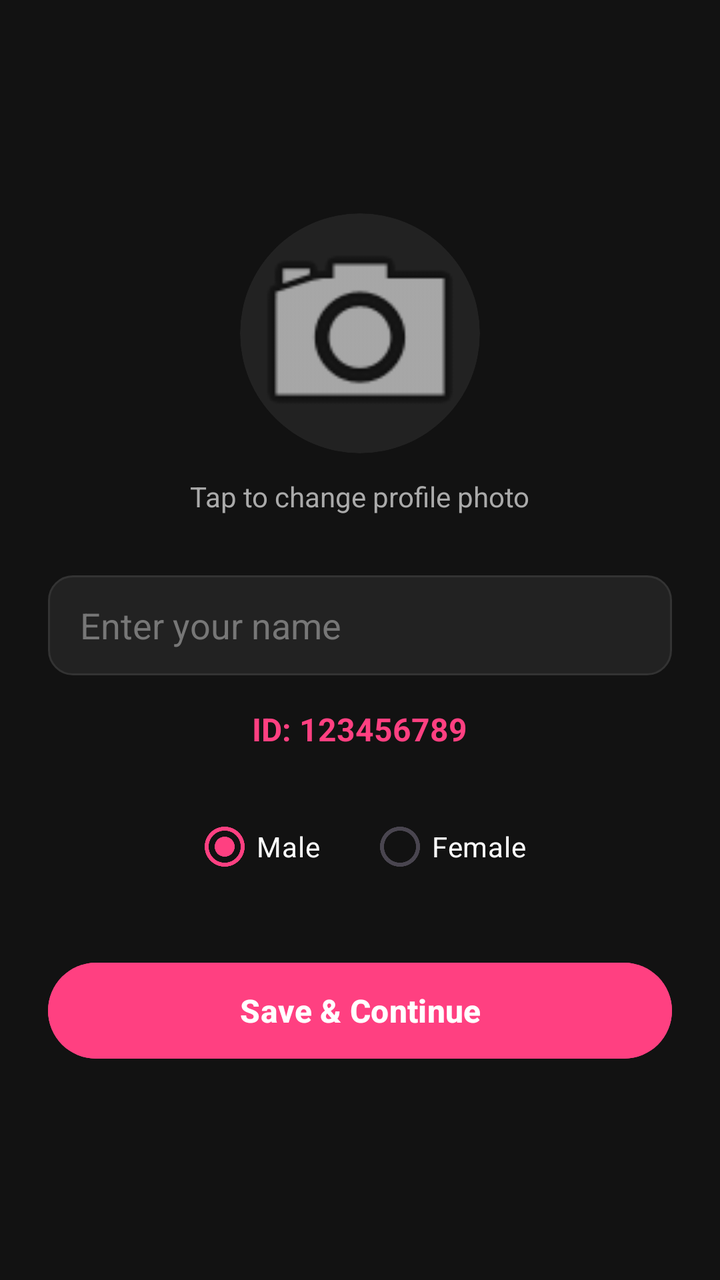
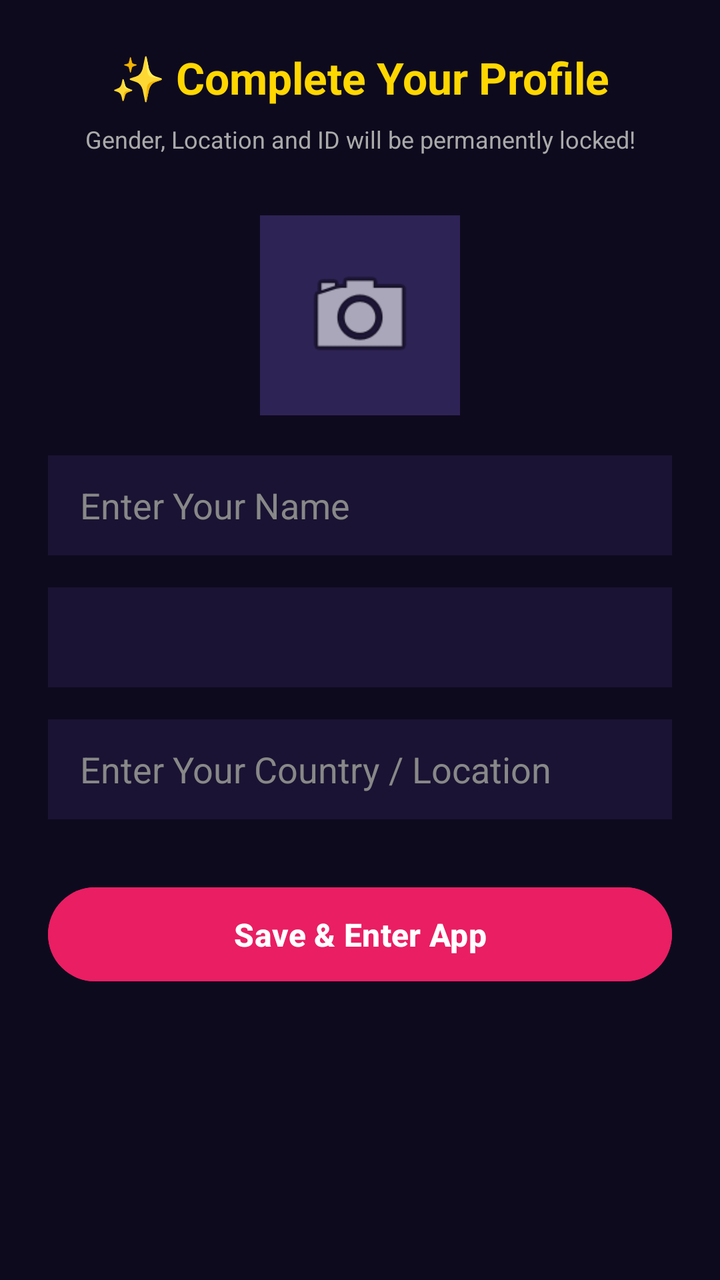

An Android layout rendered at two revisions. The XML below is the earlier revision; the diff shows what the commit changed to produce the second picture.
<!-- AndroidManifest.xml: application theme Theme.SRVoiceChat -->
<!-- res/layout/activity_edit_profile.xml -->
<?xml version="1.0" encoding="utf-8"?>
<LinearLayout xmlns:android="http://schemas.android.com/apk/res/android"
    xmlns:app="http://schemas.android.com/apk/res-auto"
    android:layout_width="match_parent"
    android:layout_height="match_parent"
    android:background="#121212"
    android:gravity="center"
    android:orientation="vertical"
    android:padding="24dp">

    
    <androidx.cardview.widget.CardView
        android:layout_width="120dp"
        android:layout_height="120dp"
        android:layout_gravity="center"
        app:cardCornerRadius="60dp"
        app:cardElevation="0dp"
        android:backgroundTint="#222222"
        android:layout_marginBottom="12dp">

        <ImageView
            android:id="@+id/profileImage"
            android:layout_width="match_parent"
            android:layout_height="match_parent"
            android:scaleType="centerCrop"
            android:src="@android:drawable/ic_menu_camera" />
    </androidx.cardview.widget.CardView>

    <TextView
        android:layout_width="wrap_content"
        android:layout_height="wrap_content"
        android:text="Tap to change profile photo"
        android:textSize="14sp"
        android:textColor="#AAAAAA"
        android:layout_marginBottom="30dp"/>

    <EditText
        android:id="@+id/editName"
        android:layout_width="match_parent"
        android:layout_height="50dp"
        android:background="@drawable/edittext_background"
        android:hint="Enter your name"
        android:textColor="#FFFFFF"
        android:textColorHint="#777777"
        android:paddingHorizontal="16dp"
        android:layout_marginBottom="16dp"/>

    <TextView
        android:id="@+id/textUserId"
        android:layout_width="wrap_content"
        android:layout_height="wrap_content"
        android:text="ID: 123456789"
        android:textSize="16sp"
        android:textStyle="bold"
        android:textColor="#FF4081"
        android:layout_marginBottom="24dp"/>

    <RadioGroup
        android:id="@+id/genderGroup"
        android:layout_width="wrap_content"
        android:layout_height="wrap_content"
        android:orientation="horizontal"
        android:layout_marginBottom="30dp">

        <RadioButton
            android:id="@+id/radioMale"
            android:layout_width="wrap_content"
            android:layout_height="wrap_content"
            android:text="Male"
            android:textColor="#FFFFFF"
            android:buttonTint="#FF4081"
            android:checked="true"
            android:layout_marginRight="24dp"/>

        <RadioButton
            android:id="@+id/radioFemale"
            android:layout_width="wrap_content"
            android:layout_height="wrap_content"
            android:text="Female"
            android:textColor="#FFFFFF"
            android:buttonTint="#FF4081"/>
    </RadioGroup>

    <Button
        android:id="@+id/btnSave"
        android:layout_width="match_parent"
        android:layout_height="56dp"
        android:text="Save &amp; Continue"
        android:textSize="16sp"
        android:textStyle="bold"
        android:textColor="#FFFFFF"
        android:backgroundTint="#FF4081"/>

</LinearLayout>
<!-- resources referenced by this layout -->
<resources>
  <!-- drawable edittext_background (drawable) -->
  <?xml version="1.0" encoding="utf-8"?>
  <shape xmlns:android="http://schemas.android.com/apk/res/android"
      android:shape="rectangle">
      <solid android:color="#222222" />
      <corners android:radius="12dp" />
      <stroke android:width="1dp" android:color="#333333" />
  </shape>
  <style name="Theme.SRVoiceChat" parent="Theme.Material3.DayNight.NoActionBar">
          <item name="colorPrimary">#FF4081</item>
          <item name="android:statusBarColor">#FF4081</item>
          <item name="android:windowLightStatusBar">true</item>
      </style>
</resources>

<!-- the commit's change to res/layout/activity_edit_profile.xml (unified diff, before → after) -->
@@ -1,94 +1,84 @@
 <?xml version="1.0" encoding="utf-8"?>
 <LinearLayout xmlns:android="http://schemas.android.com/apk/res/android"
-    xmlns:app="http://schemas.android.com/apk/res-auto"
     android:layout_width="match_parent"
     android:layout_height="match_parent"
-    android:background="#121212"
-    android:gravity="center"
     android:orientation="vertical"
-    android:padding="24dp">
-
-    
-    <androidx.cardview.widget.CardView
-        android:layout_width="120dp"
-        android:layout_height="120dp"
-        android:layout_gravity="center"
-        app:cardCornerRadius="60dp"
-        app:cardElevation="0dp"
-        android:backgroundTint="#222222"
-        android:layout_marginBottom="12dp">
-
-        <ImageView
-            android:id="@+id/profileImage"
-            android:layout_width="match_parent"
-            android:layout_height="match_parent"
-            android:scaleType="centerCrop"
-            android:src="@android:drawable/ic_menu_camera" />
-    </androidx.cardview.widget.CardView>
+    android:background="#0E0A1E"
+    android:padding="24dp"
+    android:gravity="center_horizontal">
 
     <TextView
         android:layout_width="wrap_content"
         android:layout_height="wrap_content"
-        android:text="Tap to change profile photo"
-        android:textSize="14sp"
+        android:text="✨ Complete Your Profile"
+        android:textColor="#FFD700"
+        android:textSize="22sp"
+        android:textStyle="bold"
+        android:layout_marginBottom="8dp"/>
+
+    <TextView
+        android:layout_width="wrap_content"
+        android:layout_height="wrap_content"
+        android:text="Gender, Location and ID will be permanently locked!"
         android:textColor="#AAAAAA"
-        android:layout_marginBottom="30dp"/>
+        android:textSize="12sp"
+        android:layout_marginBottom="30dp"
+        android:gravity="center"/>
 
+    
+    <ImageView
+        android:id="@+id/imgProfilePic"
+        android:layout_width="100dp"
+        android:layout_height="100dp"
+        android:src="@android:drawable/ic_menu_camera"
+        android:background="#2E2355"
+        android:scaleType="centerCrop"
+        android:layout_marginBottom="20dp"
+        android:padding="20dp"/>
+
+    
     <EditText
-        android:id="@+id/editName"
+        android:id="@+id/inputName"
         android:layout_width="match_parent"
         android:layout_height="50dp"
-        android:background="@drawable/edittext_background"
-        android:hint="Enter your name"
+        android:hint="Enter Your Name"
         android:textColor="#FFFFFF"
-        android:textColorHint="#777777"
+        android:textColorHint="#888888"
+        android:background="#1A1333"
         android:paddingHorizontal="16dp"
+        android:layout_marginBottom="16dp"
+        android:maxLines="1"/>
+
+    
+    <Spinner
+        android:id="@+id/spinnerGender"
+        android:layout_width="match_parent"
+        android:layout_height="50dp"
+        android:background="#1A1333"
         android:layout_marginBottom="16dp"/>
 
-    <TextView
-        android:id="@+id/textUserId"
-        android:layout_width="wrap_content"
-        android:layout_height="wrap_content"
-        android:text="ID: 123456789"
+    
+    <EditText
+        android:id="@+id/inputLocation"
+        android:layout_width="match_parent"
+        android:layout_height="50dp"
+        android:hint="Enter Your Country / Location"
+        android:textColor="#FFFFFF"
+        android:textColorHint="#888888"
+        android:background="#1A1333"
+        android:paddingHorizontal="16dp"
+        android:layout_marginBottom="30dp"
+        android:maxLines="1"/>
+
+    
+    <Button
+        android:id="@+id/btnSaveProfile"
+        android:layout_width="match_parent"
+        android:layout_height="55dp"
+        android:text="Save &amp; Enter App"
+        android:textColor="#FFFFFF"
         android:textSize="16sp"
         android:textStyle="bold"
-        android:textColor="#FF4081"
-        android:layout_marginBottom="24dp"/>
-
-    <RadioGroup
-        android:id="@+id/genderGroup"
-        android:layout_width="wrap_content"
-        android:layout_height="wrap_content"
-        android:orientation="horizontal"
-        android:layout_marginBottom="30dp">
-
-        <RadioButton
-            android:id="@+id/radioMale"
-            android:layout_width="wrap_content"
-            android:layout_height="wrap_content"
-            android:text="Male"
-            android:textColor="#FFFFFF"
-            android:buttonTint="#FF4081"
-            android:checked="true"
-            android:layout_marginRight="24dp"/>
-
-        <RadioButton
-            android:id="@+id/radioFemale"
-            android:layout_width="wrap_content"
-            android:layout_height="wrap_content"
-            android:text="Female"
-            android:textColor="#FFFFFF"
-            android:buttonTint="#FF4081"/>
-    </RadioGroup>
-
-    <Button
-        android:id="@+id/btnSave"
-        android:layout_width="match_parent"
-        android:layout_height="56dp"
-        android:text="Save &amp; Continue"
-        android:textSize="16sp"
-        android:textStyle="bold"
-        android:textColor="#FFFFFF"
-        android:backgroundTint="#FF4081"/>
+        android:backgroundTint="#E91E63"/>
 
 </LinearLayout>
<!-- resource entries referenced after the edit -->
@@ -1,13 +1,5 @@
 <!-- resources referenced by this layout -->
 <resources>
-  <!-- drawable edittext_background (drawable) -->
-  <?xml version="1.0" encoding="utf-8"?>
-  <shape xmlns:android="http://schemas.android.com/apk/res/android"
-      android:shape="rectangle">
-      <solid android:color="#222222" />
-      <corners android:radius="12dp" />
-      <stroke android:width="1dp" android:color="#333333" />
-  </shape>
   <style name="Theme.SRVoiceChat" parent="Theme.Material3.DayNight.NoActionBar">
           <item name="colorPrimary">#FF4081</item>
           <item name="android:statusBarColor">#FF4081</item>
